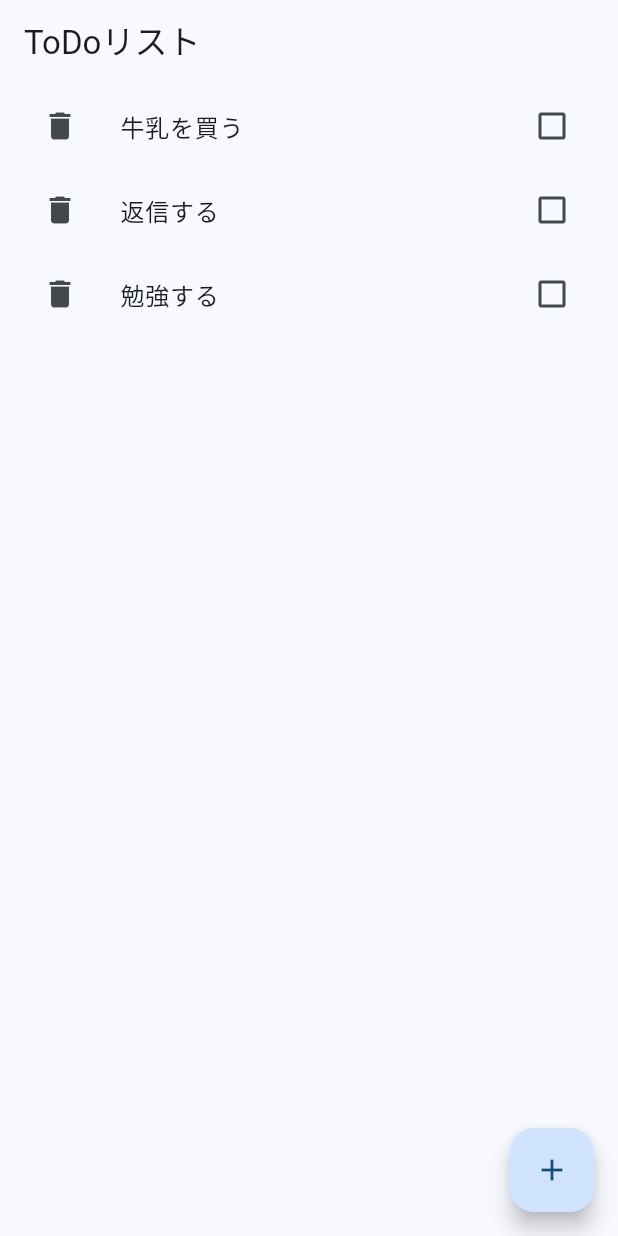
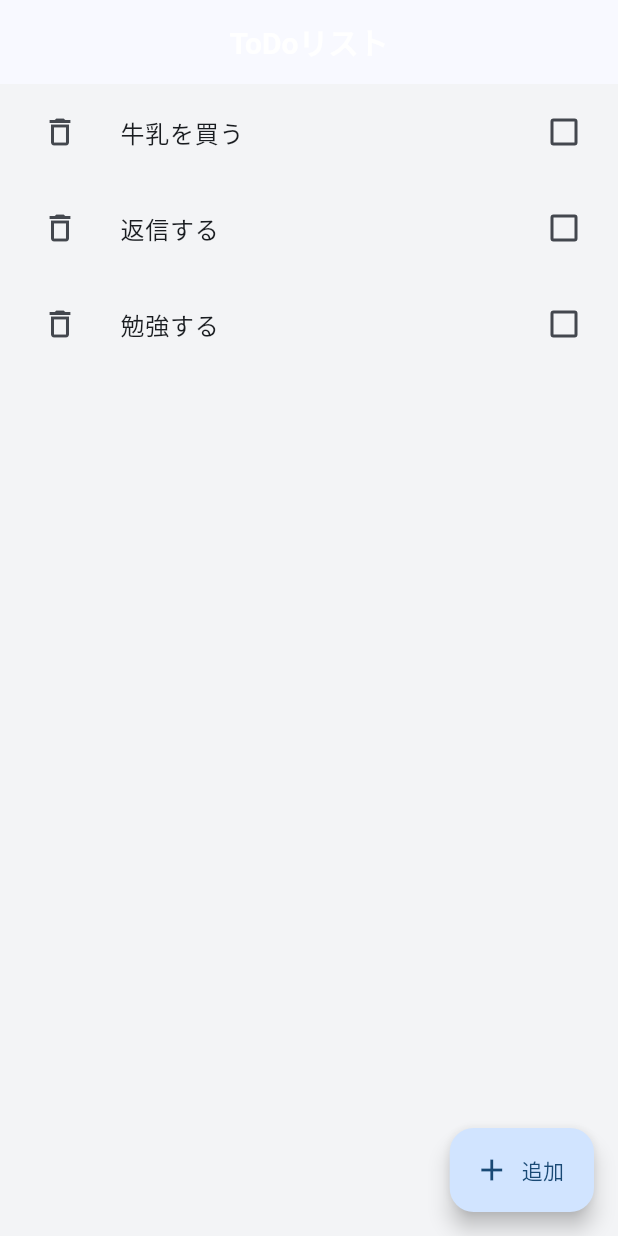
Before and after one commit to yokikoshimizu/flutter_todo_app, a Flutter app: the screen it shows after launch, on a phone screen of 412 x 824 dp. Run offline on Flutter 3.47's test engine with Material 3 defaults, Android fonts, the phone set to English and light mode, and no system bars.

Commit message:
UI一部実装

```diff
--- a/lib/main.dart
+++ b/lib/main.dart
@@ -15,6 +15,15 @@ class MyApp extends StatelessWidget {
       theme: ThemeData(
         useMaterial3: true,
         colorSchemeSeed: Colors.blue,
+        scaffoldBackgroundColor: const Color(0xFFF3F4F6),
+        appBarTheme: const AppBarTheme(
+          centerTitle: true,
+          titleTextStyle: TextStyle(
+            fontSize: 20,
+            fontWeight: FontWeight.bold,
+          ),
+          elevation: 0,
+        )
       ),
       home: const TodoPage(),
     );
@@ -127,24 +136,69 @@ class _TodoPageState extends State<TodoPage> {
                     decoration: TextDecoration.lineThrough, //取り消し線
                     color: Colors.grey,
                   )
-                  : null, //未完了の時は普通のスタイル
+                  : const TextStyle(
+                fontSize: 16,
+              ), //未完了の時は普通のスタイル
             ),
             //右側に削除ボタンをつける
             secondary: IconButton(
-                icon: const Icon(Icons.delete),
+              tooltip: '削除',
+                icon: const Icon(Icons.delete_outline),
                 onPressed: () {
                   setState(() {
                     _todos.removeAt(index);
                   });
                 },
-            ),
+              ),
+              contentPadding: const EdgeInsets.symmetric(
+                horizontal: 16,
+                vertical: 4,
+              ),
           );
         },
       ),
-      floatingActionButton: FloatingActionButton(
+      floatingActionButton: FloatingActionButton.extended(
         onPressed: _showAddTodoDialog,
-        child: const Icon(Icons.add),
+        icon: const Icon(Icons.add),
+        label: const Text('追加'),
       ),
     );
   }
 }
+
+//タスクが0件のときに表示するウィジェット
+class _EmptyView extends StatelessWidget {
+  const _EmptyView();
+
+  @override
+  Widget build(BuildContext context) {
+    return Center(
+      child: Column(
+        mainAxisSize: MainAxisSize.min,
+        children: const [
+          Icon(
+            Icons.inbox_outlined,
+            size: 64,
+            color: Colors.grey,
+          ),
+          SizedBox(height: 16),
+          Text(
+            'タスクはまだありません',
+            style: TextStyle(
+              fontSize: 18,
+              fontWeight: FontWeight.bold,
+            ),
+          ),
+          SizedBox(height: 8),
+          Text(
+            '右下の「追加」ボタンから\nタスクを登録してみましょう',
+            textAlign: TextAlign.center,
+            style: TextStyle(
+              color: Colors.grey,
+            ),
+          )
+        ],
+      ),
+    );
+  }
+}
```
